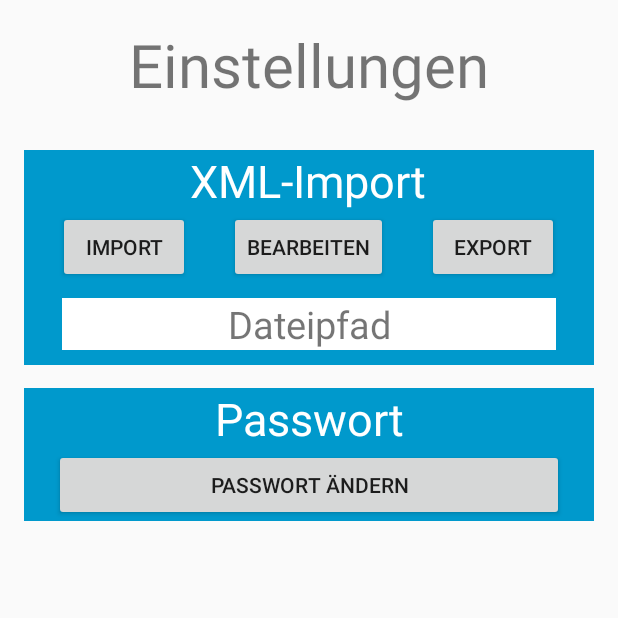
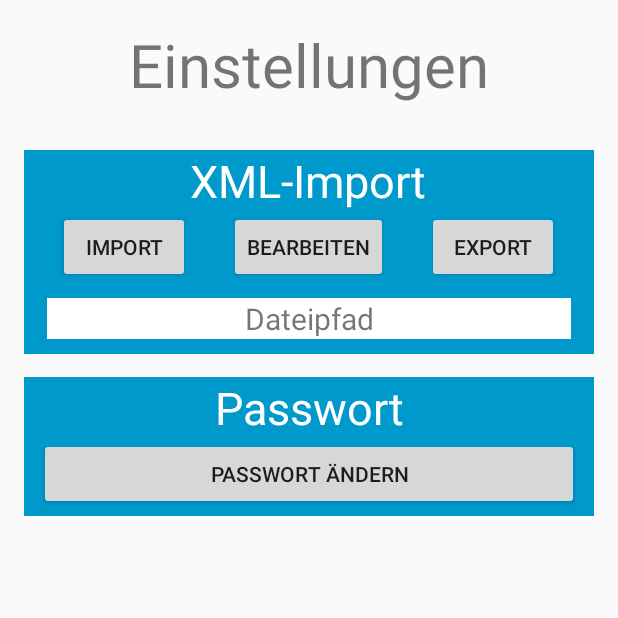
Before and after one commit to Amreink/Questionaire, an Android app: the SettingsActivity screen opened directly, with no data from a screen before it, after a tap on "BESTÄTIGEN", on a phone screen of 412 x 824 dp, the top half of it. Run offline under Robolectric (Android 15) with nearby library versions, the phone set to English and light mode, and no system bars.

Commit message:
- kleine Bugfixes und Anpassungen

```diff
--- a/app/src/main/java/tkapps/questionaire/FileBrowserActivity.java
+++ b/app/src/main/java/tkapps/questionaire/FileBrowserActivity.java
@@ -499,4 +499,10 @@ public class FileBrowserActivity extends Activity {
 		return retStr;
 	}// public static String formatBytes(long bytes){
 
+	// Show path of XML
+	/*public String getPath(String xml_path){
+		xml_path = path.getAbsolutePath();
+		return xml_path;
+	}*/
+
 }// END public class FileBrowserActivity extends Activity {
--- a/app/src/main/java/tkapps/questionaire/QuizActivity.java
+++ b/app/src/main/java/tkapps/questionaire/QuizActivity.java
@@ -4,6 +4,8 @@ import android.support.v7.app.AppCompatActivity;
 import android.os.Bundle;
 import android.widget.ArrayAdapter;
 import android.widget.ListView;
+
+import tkapps.questionaire.data.*;
 
 public class QuizActivity extends AppCompatActivity {
 
--- a/app/src/main/res/layout/activity_password.xml
+++ b/app/src/main/res/layout/activity_password.xml
@@ -38,7 +38,7 @@
             android:layout_marginRight="30dp"
             android:layout_marginTop="10dp"
             android:maxLength="10"
-            android:textAlignment="center"
+            android:textAlignment="inherit"
             android:inputType="textPassword"
             />
         <Button
--- a/app/src/main/res/layout/activity_setpassword.xml
+++ b/app/src/main/res/layout/activity_setpassword.xml
@@ -11,7 +11,7 @@
         android:layout_width="match_parent"
         android:layout_height="wrap_content"
         android:text="@string/setup_password"
-        android:textAlignment="center"
+        android:textAlignment="inherit"
         android:layout_marginTop="10dp"
         android:textSize="40sp"
         />
@@ -20,7 +20,8 @@
         android:layout_width="wrap_content"
         android:layout_height="wrap_content"
         android:layout_marginTop="10dp"
-        android:layout_marginBottom="10dp">
+        android:layout_marginBottom="10dp"
+        >
 
         <TextView
             android:layout_width="wrap_content"
--- a/app/src/main/res/layout/activity_settings.xml
+++ b/app/src/main/res/layout/activity_settings.xml
@@ -75,13 +75,13 @@
             android:layout_height="wrap_content"
             android:layout_below="@+id/button_editXML"
             android:text="@string/xml_path"
-            android:textSize="25sp"
+            android:textSize="20sp"
             android:textAlignment="center"
             android:background="@android:color/background_light"
             android:layout_centerHorizontal="true"
             android:layout_marginBottom="10dp"
-            android:layout_marginLeft="25dp"
-            android:layout_marginRight="25dp"
+            android:layout_marginLeft="15dp"
+            android:layout_marginRight="15dp"
             android:layout_marginTop="10dp"
             android:id="@+id/textView_path"
             android:clickable="true" />
@@ -112,8 +112,9 @@
             android:layout_height="wrap_content"
             android:layout_below="@+id/textView_password"
             android:text="@string/change_password"
-            android:layout_marginLeft="20dp"
-            android:layout_marginRight="20dp"/>
+            android:layout_marginLeft="10dp"
+            android:layout_marginRight="10dp"
+            android:layout_marginBottom="4dp"/>
     </RelativeLayout>
 
 </RelativeLayout>
```
Also changed, not shown: app/src/main/java/tkapps/questionaire/SettingsActivity.java (+5 -2 lines), app/src/main/res/layout/filebrowser_layout.xml (+10 -5 lines), 134 other files.
